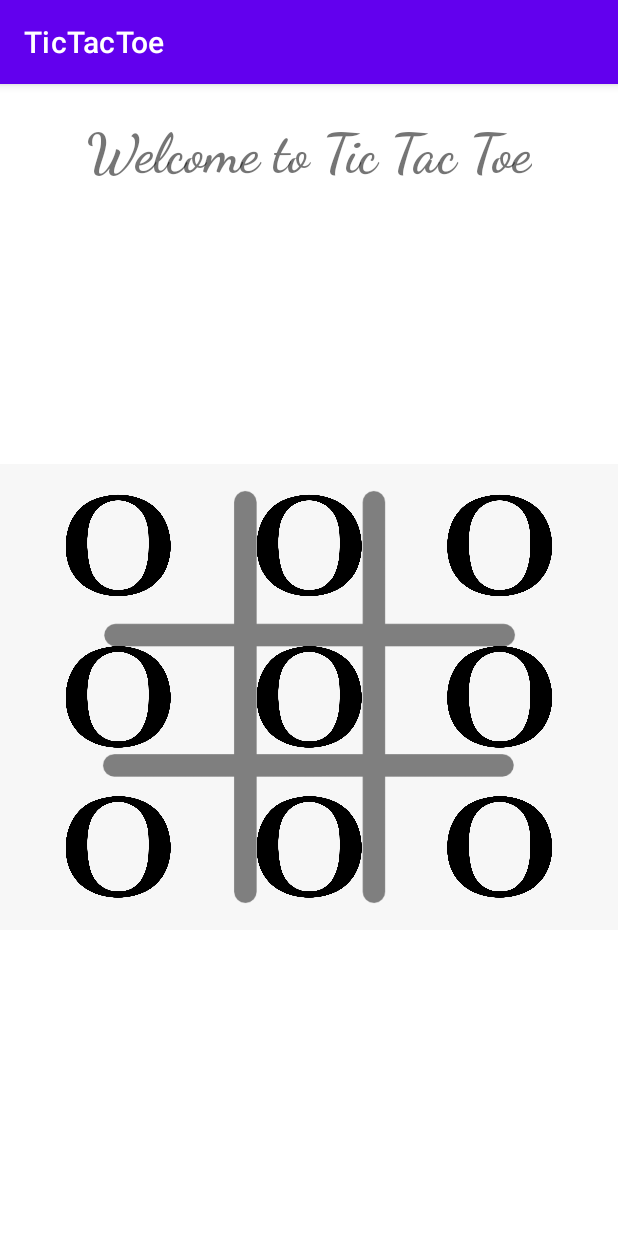
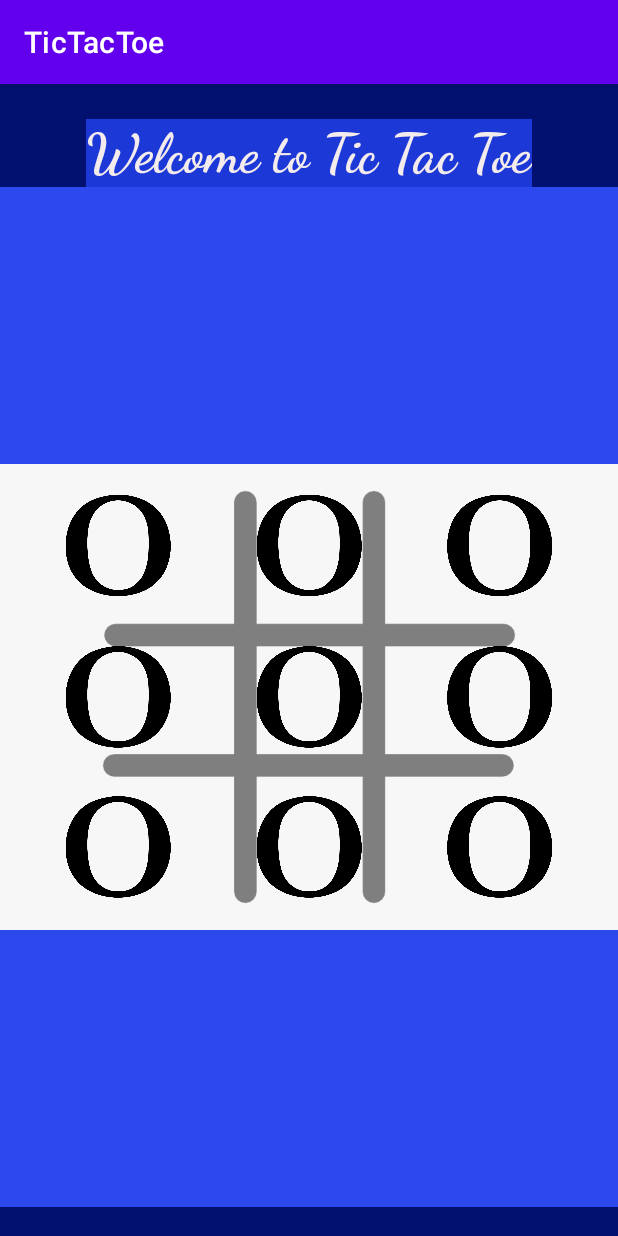
Before and after one commit to haiderali015/TicTacToe-Game, an Android app: the screen it shows after launch (MainActivity), on a phone screen of 412 x 824 dp. Run offline under Robolectric (Android 15) with nearby library versions, the phone set to English and light mode, and no system bars.

Commit message:
colors are changes

```diff
--- a/app/src/main/res/layout/activity_main.xml
+++ b/app/src/main/res/layout/activity_main.xml
@@ -4,6 +4,7 @@
     xmlns:tools="http://schemas.android.com/tools"
     android:layout_width="match_parent"
     android:layout_height="match_parent"
+    android:background="#021170"
     tools:context=".MainActivity">
 
     <TextView
@@ -11,7 +12,10 @@
         android:layout_width="wrap_content"
         android:layout_height="wrap_content"
         android:layout_marginTop="23dp"
+        android:background="#1C38D6"
         android:text="@string/heading"
+        android:textColor="#F4ECEC"
+        android:textColorLink="#DCD6D6"
         android:textSize="36sp"
         android:textStyle="bold"
         app:fontFamily="cursive"
@@ -23,6 +27,7 @@
         android:id="@+id/imageView"
         android:layout_width="0dp"
         android:layout_height="wrap_content"
+        android:background="#2B49EC"
         android:contentDescription="@string/grid"
         app:layout_constraintEnd_toEndOf="parent"
         app:layout_constraintStart_toStartOf="parent"
```
